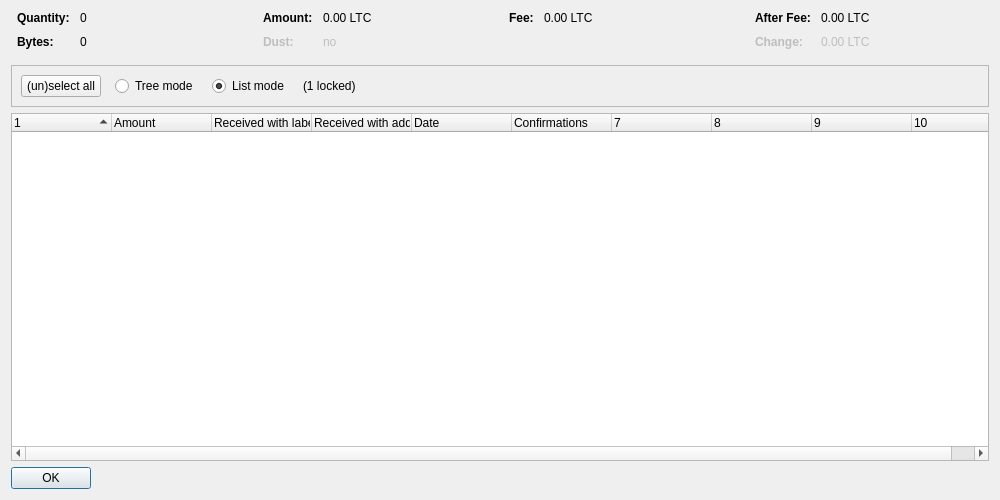
minblock/picscoin, file src/qt/forms/coincontroldialog.ui: the form before one commit.
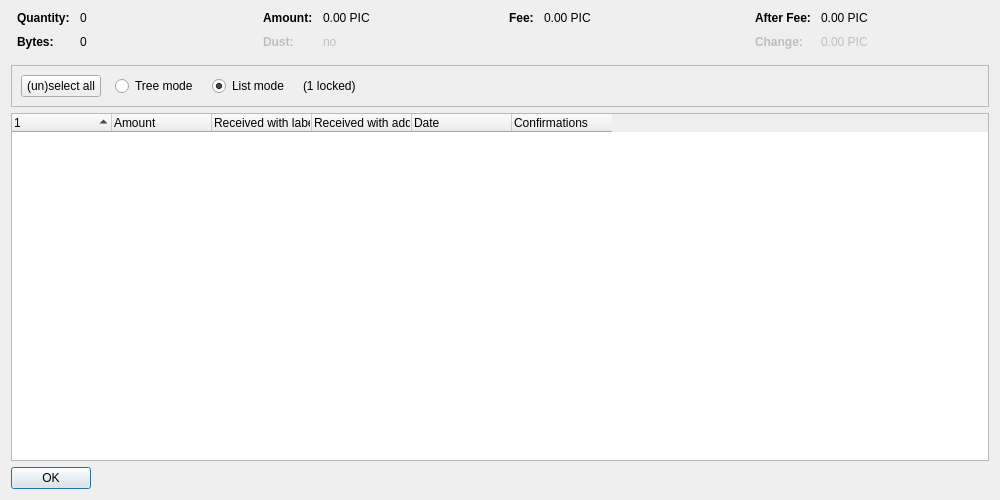
The form after the commit. Custom widgets are drawn as their Qt base class.

What changed in the file:
```diff
--- a/src/qt/forms/coincontroldialog.ui
+++ b/src/qt/forms/coincontroldialog.ui
@@ -132,7 +132,7 @@
           <enum>Qt::ActionsContextMenu</enum>
          </property>
          <property name="text">
-          <string notr="true">0.00 LTC</string>
+          <string notr="true">0.00 PIC</string>
          </property>
          <property name="textInteractionFlags">
           <set>Qt::LinksAccessibleByMouse|Qt::TextSelectableByKeyboard|Qt::TextSelectableByMouse</set>
@@ -212,7 +212,7 @@
           <enum>Qt::ActionsContextMenu</enum>
          </property>
          <property name="text">
-          <string notr="true">0.00 LTC</string>
+          <string notr="true">0.00 PIC</string>
          </property>
          <property name="textInteractionFlags">
           <set>Qt::LinksAccessibleByMouse|Qt::TextSelectableByKeyboard|Qt::TextSelectableByMouse</set>
@@ -257,7 +257,7 @@
           <enum>Qt::ActionsContextMenu</enum>
          </property>
          <property name="text">
-          <string notr="true">0.00 LTC</string>
+          <string notr="true">0.00 PIC</string>
          </property>
          <property name="textInteractionFlags">
           <set>Qt::LinksAccessibleByMouse|Qt::TextSelectableByKeyboard|Qt::TextSelectableByMouse</set>
@@ -292,7 +292,7 @@
           <enum>Qt::ActionsContextMenu</enum>
          </property>
          <property name="text">
-          <string notr="true">0.00 LTC</string>
+          <string notr="true">0.00 PIC</string>
          </property>
          <property name="textInteractionFlags">
           <set>Qt::LinksAccessibleByMouse|Qt::TextSelectableByKeyboard|Qt::TextSelectableByMouse</set>
@@ -402,7 +402,7 @@
       <bool>false</bool>
      </property>
      <property name="columnCount">
-      <number>10</number>
+      <number>6</number>
      </property>
      <attribute name="headerShowSortIndicator" stdset="0">
       <bool>true</bool>
```
